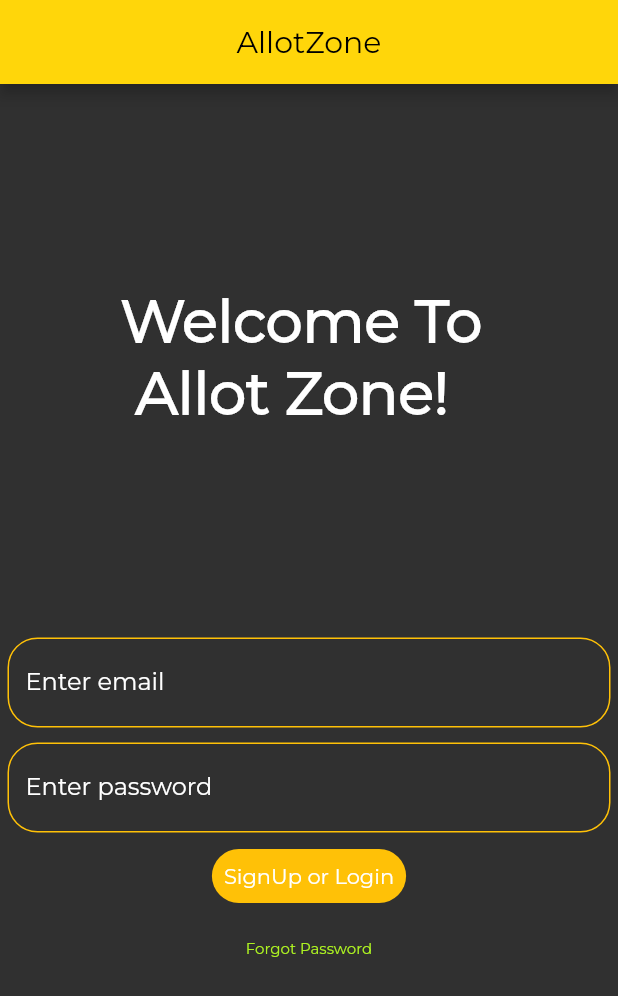
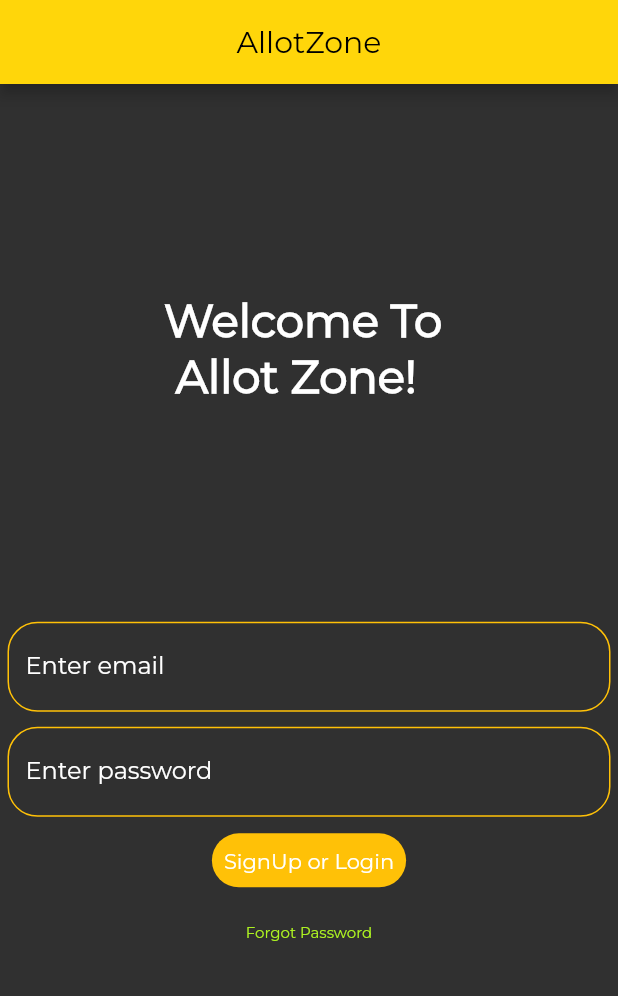
Before and after one commit to MaitreyaManohar/AllotZone, a Flutter app: the screen it shows after launch, on a phone screen of 412 x 824 dp. Shown: the top 996 px of the screen. Run offline on Flutter 3.47's test engine with Material 2 defaults, Android fonts, the phone set to English and light mode, and no system bars; our stand-ins replace animated_splash_screen, cloud_firestore, email_validator, firebase_auth, firebase_core, page_transition; accounts and stored records are empty.

Commit message:
Media query for login page

```diff
--- a/allot_zone/lib/login_first_page.dart
+++ b/allot_zone/lib/login_first_page.dart
@@ -52,13 +52,13 @@ class FirstPage extends StatelessWidget {
                 "Welcome To \n Allot Zone!",
                 style: TextStyle(
                     fontFamily: 'Monsterrat',
-                    fontSize: 39,
+                    fontSize: 30,
                     fontWeight: FontWeight.bold),
               ),
             ),
           ),
           SizedBox(
-            height: 270,
+            height: MediaQuery.of(context).size.height/3,
             child: SingleChildScrollView(
               child: Column(
                 mainAxisAlignment: MainAxisAlignment.start,
```
